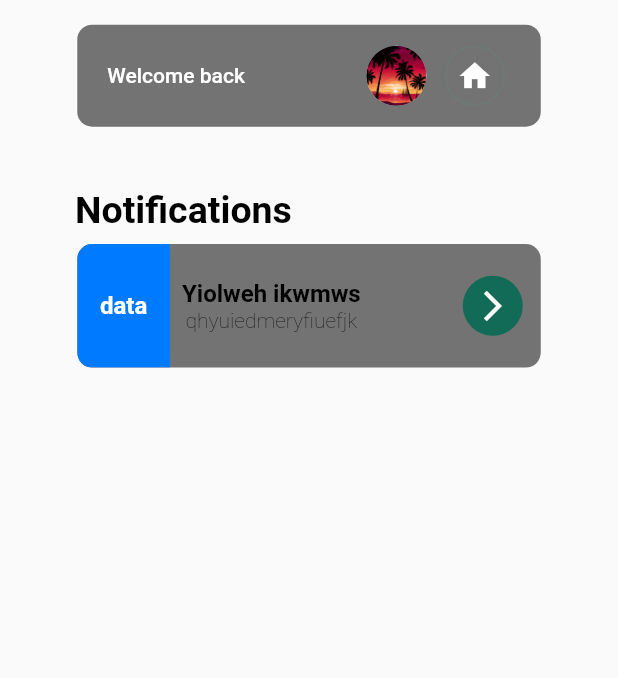
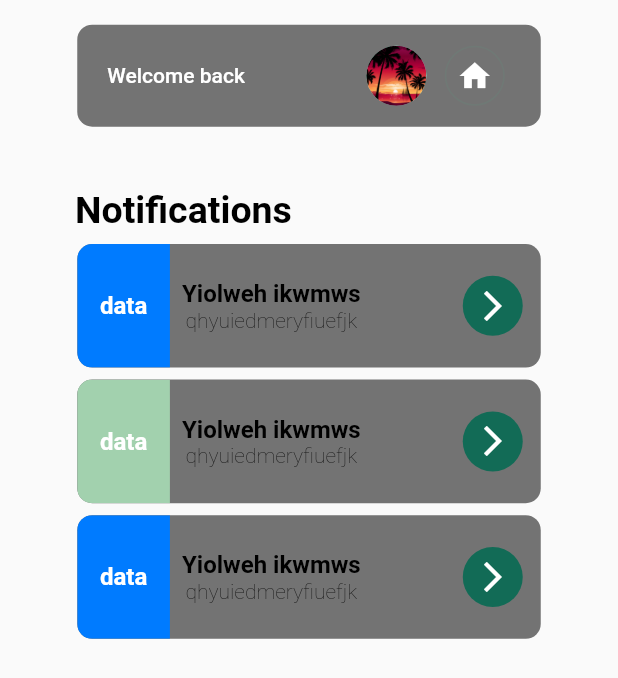
Before and after one commit to JP-Mbaka/zobu, a Flutter app: the Notifications screen opened directly, on a phone screen of 412 x 824 dp. Shown: the top 678 px of the screen. Run offline on Flutter 3.47's test engine with Material 2 defaults, Android fonts, the phone set to English and light mode, and no system bars; our stand-ins replace flutter_riverpod.

Commit message:
fixes for Notifications

```diff
--- a/lib/notifications/notfications.dart
+++ b/lib/notifications/notfications.dart
@@ -133,6 +133,136 @@ class Notifications extends StatelessWidget {
                 ),
               ),
             ),
+            const SizedBox(height: 8),
+            Center(
+              child: Container(
+                width: width(context) * 0.75,
+                decoration: BoxDecoration(
+                  color: GREY2,
+                  borderRadius: BorderRadius.circular(10),
+                ),
+                child: Row(
+                  children: [
+                    ClipRRect(
+                      borderRadius: const BorderRadius.only(
+                        topLeft: Radius.circular(10),
+                        bottomLeft: Radius.circular(10),
+                      ),
+                      child: Container(
+                        height: height(context) * 0.1,
+                        width: width(context) * 0.15,
+                        color: GREEN2,
+                        child: Center(
+                            child: Text(
+                          'data',
+                          style: subHeaderStyle(color: WHITE),
+                        )),
+                      ),
+                    ),
+                    // SizedBox(width: width(context) * 0.05),
+                    Expanded(
+                        child: Padding(
+                      padding: const EdgeInsets.symmetric(
+                        vertical: 8,
+                        horizontal: 8,
+                      ),
+                      child: Row(
+                        mainAxisAlignment: MainAxisAlignment.spaceBetween,
+                        children: [
+                          Column(
+                            // crossAxisAlignment: ,
+                            children: [
+                              Text(
+                                'Yiolweh ikwmws',
+                                // textAlign: TextAlign.start,
+                                style: headerStyle(fontSize: 16.0),
+                              ),
+                              Text(
+                                'qhyuiedmeryfiuefjk',
+                                style: mediumBodyStyle(),
+                              ),
+                            ],
+                          ),
+                          Column(
+                            crossAxisAlignment: CrossAxisAlignment.end,
+                            children: [
+                              IconButton.filled(
+                                  onPressed: () {},
+                                  icon: const Icon(Icons.arrow_forward_ios)),
+                            ],
+                          )
+                        ],
+                      ),
+                    ))
+                  ],
+                ),
+              ),
+            ),
+            const SizedBox(height: 8),
+            Center(
+              child: Container(
+                width: width(context) * 0.75,
+                decoration: BoxDecoration(
+                  color: GREY2,
+                  borderRadius: BorderRadius.circular(10),
+                ),
+                child: Row(
+                  children: [
+                    ClipRRect(
+                      borderRadius: const BorderRadius.only(
+                        topLeft: Radius.circular(10),
+                        bottomLeft: Radius.circular(10),
+                      ),
+                      child: Container(
+                        height: height(context) * 0.1,
+                        width: width(context) * 0.15,
+                        color: BLUE,
+                        child: Center(
+                            child: Text(
+                          'data',
+                          style: subHeaderStyle(color: WHITE),
+                        )),
+                      ),
+                    ),
+                    // SizedBox(width: width(context) * 0.05),
+                    Expanded(
+                        child: Padding(
+                      padding: const EdgeInsets.symmetric(
+                        vertical: 8,
+                        horizontal: 8,
+                      ),
+                      child: Row(
+                        mainAxisAlignment: MainAxisAlignment.spaceBetween,
+                        children: [
+                          Column(
+                            // crossAxisAlignment: ,
+                            children: [
+                              Text(
+                                'Yiolweh ikwmws',
+                                // textAlign: TextAlign.start,
+                                style: headerStyle(fontSize: 16.0),
+                              ),
+                              Text(
+                                'qhyuiedmeryfiuefjk',
+                                style: mediumBodyStyle(),
+                              ),
+                            ],
+                          ),
+                          Column(
+                            crossAxisAlignment: CrossAxisAlignment.end,
+                            children: [
+                              IconButton.filled(
+                                  onPressed: () {},
+                                  icon: const Icon(Icons.arrow_forward_ios)),
+                            ],
+                          )
+                        ],
+                      ),
+                    ))
+                  ],
+                ),
+              ),
+            ),
           ],
         ),
       ),
```
